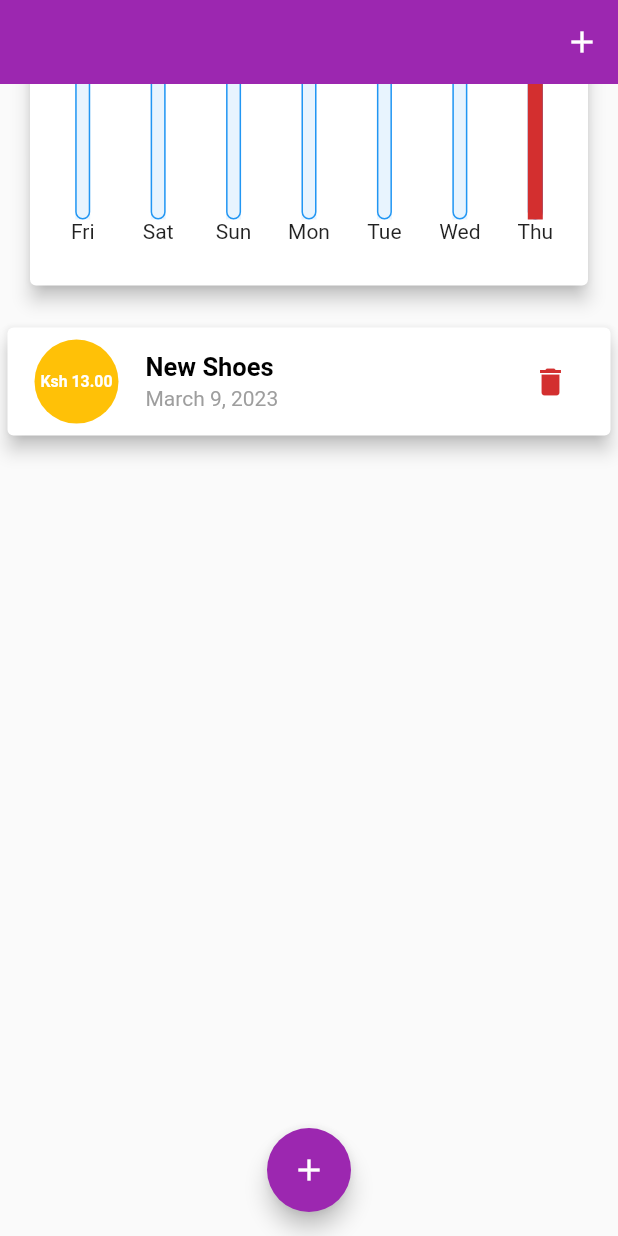
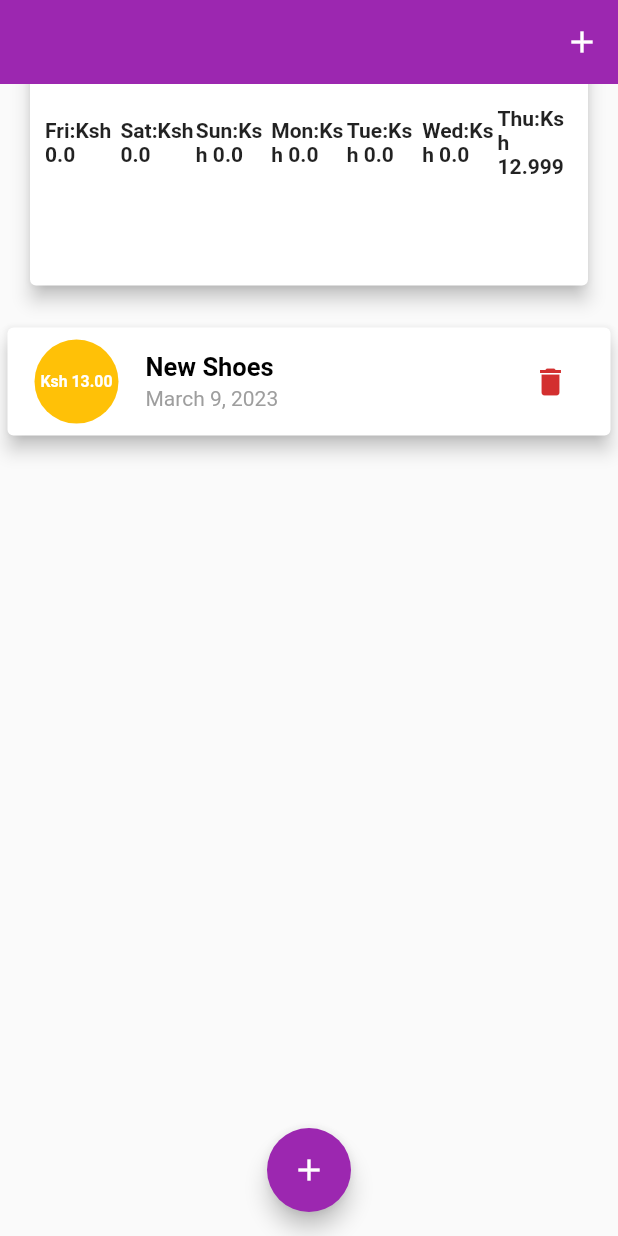
Before and after one commit to Bildad0/Flutter-Apps, a Flutter app: the HomePage screen opened directly with empty values, scrolled down 76 dp, on a phone screen of 412 x 824 dp. Run offline on Flutter 3.47's test engine with Material 2 defaults, Android fonts, the phone set to English and light mode, and no system bars; our stand-ins replace flutter_dotenv; missing offline and left inert: mongo_dart.

Commit message:
updates and fixes

```diff
--- a/lib/MealApp/screens/main_screen.dart
+++ b/lib/MealApp/screens/main_screen.dart
@@ -2,6 +2,7 @@
 
 import 'package:flutter/material.dart';
 
+import '../../main.dart';
 import '../models/meal.dart';
 import '../widgets/main_drawer.dart';
 import './category_screen.dart';
@@ -37,7 +38,7 @@ class _TabsScreenState extends State<TabsScreen> {
       }
     ];
     return Scaffold(
-      backgroundColor: Theme.of(context).backgroundColor,
+      backgroundColor: backgroundColor,
       appBar: AppBar(
         backgroundColor: Theme.of(context).primaryColor.withOpacity(0.3),
         foregroundColor: Theme.of(context).primaryColor,
--- a/lib/MealApp/widgets/alert.dart
+++ b/lib/MealApp/widgets/alert.dart
@@ -1,11 +1,13 @@
 import 'package:flutter/material.dart';
+
+import '../../main.dart';
 
 Widget alertBox(context, IconData icon, String message) {
   return AlertDialog(
     content: Text(message),
     icon: Icon(icon),
     elevation: 8,
-    backgroundColor: Theme.of(context).backgroundColor,
+    backgroundColor: backgroundColor,
     iconColor: Theme.of(context).primaryColor,
     contentTextStyle: TextStyle(
       color: Theme.of(context).primaryColor,
--- a/lib/PersonalExpenseApp/Widgets/chart.dart
+++ b/lib/PersonalExpenseApp/Widgets/chart.dart
@@ -48,24 +48,24 @@ class Chart extends StatelessWidget {
         child: Row(
           mainAxisAlignment: MainAxisAlignment.spaceAround,
           children: groupedTransactionValues.map((data) {
+            // return Flexible(
+            //   fit: FlexFit.tight,
+            //   child: ChartBar(
+            //       data['day'] as String,
+            //       data['amount'] as double,
+            //       maxSpending == 0.0
+            //           ? 0.0
+            //           : (data['amount'] as double) / maxSpending),
+            // );
             return Flexible(
               fit: FlexFit.tight,
-              child: ChartBar(
-                  data['day'] as String,
-                  data['amount'] as double,
-                  maxSpending == 0.0
-                      ? 0.0
-                      : (data['amount'] as double) / maxSpending),
+              child: Text(
+                "${data['day']}:Ksh ${data['amount']}",
+                style: const TextStyle(
+                  fontWeight: FontWeight.bold,
+                ),
+              ),
             );
-            // return Flexible(
-            //   fit: FlexFit.tight,
-            //   child: Text(
-            //     "${data['day']}:Ksh ${data['amount']}",
-            //     style: const TextStyle(
-            //       fontWeight: FontWeight.bold,
-            //     ),
-            //   ),
-            // );
           }).toList(),
         ),
       ),
```
